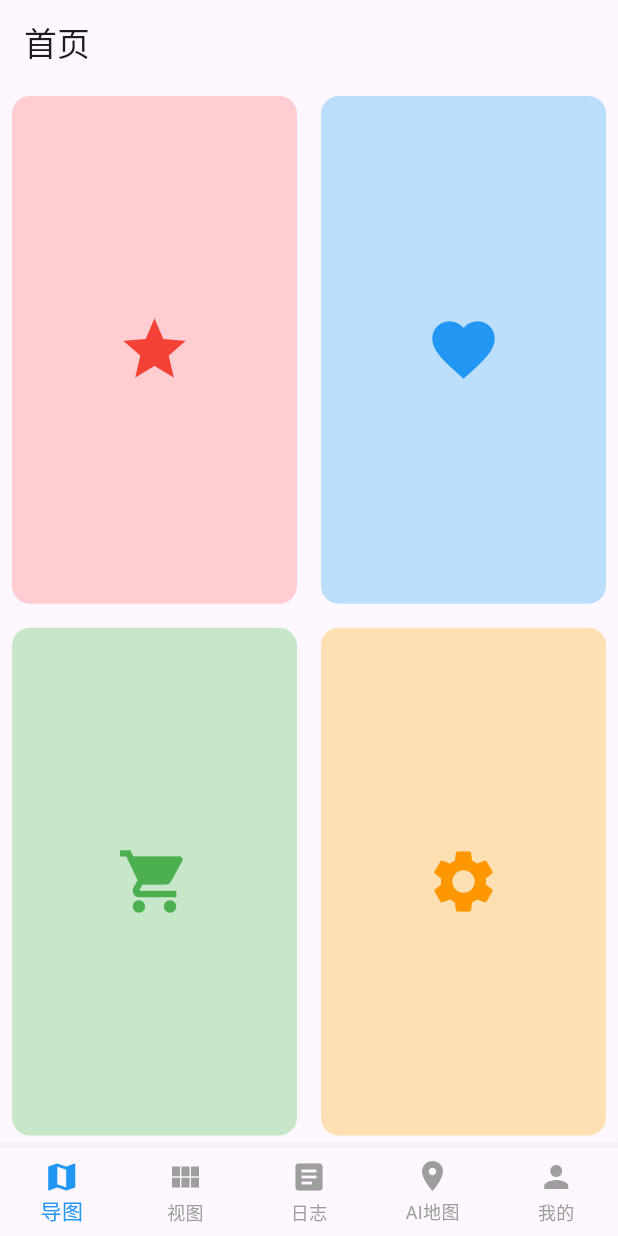
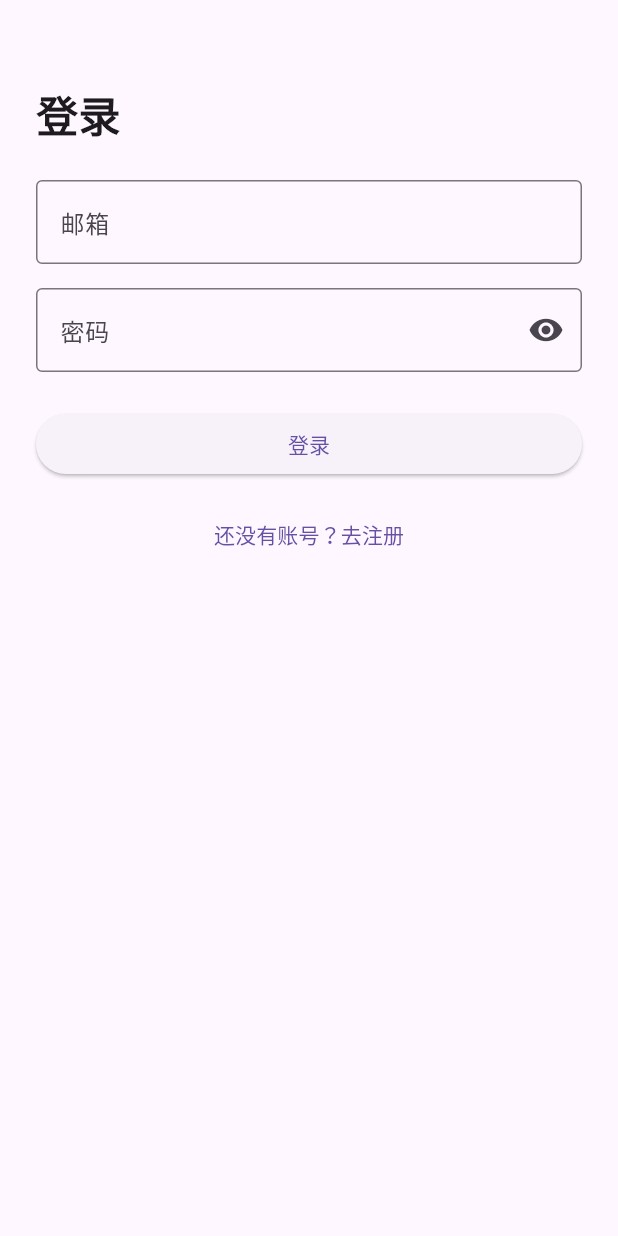
Before and after one commit to XIN-dudu/Tujidan, a Flutter app: the screen it shows after launch, on a phone screen of 412 x 824 dp. Run offline on Flutter 3.47's test engine with Material 3 defaults, Android fonts, the light colour scheme and no system bars; our stand-ins replace shared_preferences.

Commit message:
add:简易登陆注册

```diff
--- /dev/null
+++ b/lib/login_page.dart
@@ -0,0 +1,125 @@
+import 'package:flutter/material.dart';
+import 'package:test_flutter/auth_service.dart';
+import 'package:test_flutter/register_page.dart';
+import 'package:test_flutter/main.dart';
+
+class LoginPage extends StatefulWidget {
+  const LoginPage({super.key});
+
+  @override
+  State<LoginPage> createState() => _LoginPageState();
+}
+
+class _LoginPageState extends State<LoginPage> {
+  final GlobalKey<FormState> _formKey = GlobalKey<FormState>();
+  final TextEditingController _emailController = TextEditingController();
+  final TextEditingController _passwordController = TextEditingController();
+  final AuthService _authService = AuthService();
+  bool _isLoading = false;
+  bool _obscure = true;
+
+  @override
+  void dispose() {
+    _emailController.dispose();
+    _passwordController.dispose();
+    super.dispose();
+  }
+
+  Future<void> _submit() async {
+    if (!_formKey.currentState!.validate()) return;
+    setState(() => _isLoading = true);
+    final String? error = await _authService.login(
+      email: _emailController.text.trim(),
+      password: _passwordController.text,
+    );
+    setState(() => _isLoading = false);
+    if (!mounted) return;
+    if (error != null) {
+      ScaffoldMessenger.of(context).showSnackBar(SnackBar(content: Text(error)));
+      return;
+    }
+    Navigator.of(context).pushReplacement(
+      MaterialPageRoute(builder: (_) => const HomePage()),
+    );
+  }
+
+  @override
+  Widget build(BuildContext context) {
+    return Scaffold(
+      body: SafeArea(
+        child: Padding(
+          padding: const EdgeInsets.all(24),
+          child: Column(
+            crossAxisAlignment: CrossAxisAlignment.stretch,
+            children: [
+              const SizedBox(height: 32),
+              const Text(
+                '登录',
+                style: TextStyle(fontSize: 28, fontWeight: FontWeight.bold),
+                textAlign: TextAlign.left,
+              ),
+              const SizedBox(height: 24),
+              Form(
+                key: _formKey,
+                child: Column(
+                  children: [
+                    TextFormField(
+                      controller: _emailController,
+                      decoration: const InputDecoration(
+                        labelText: '邮箱',
+                        border: OutlineInputBorder(),
+                      ),
+                      keyboardType: TextInputType.emailAddress,
+                      validator: (String? v) => (v == null || v.trim().isEmpty)
+                          ? '请输入邮箱'
+                          : null,
+                    ),
+                    const SizedBox(height: 16),
+                    TextFormField(
+                      controller: _passwordController,
+                      decoration: InputDecoration(
+                        labelText: '密码',
+                        border: const OutlineInputBorder(),
+                        suffixIcon: IconButton(
+                          icon: Icon(_obscure ? Icons.visibility : Icons.visibility_off),
+                          onPressed: () => setState(() => _obscure = !_obscure),
+                        ),
+                      ),
+                      obscureText: _obscure,
+                      validator: (String? v) => (v == null || v.length < 6)
+                          ? '密码至少6位'
+                          : null,
+                    ),
+                    const SizedBox(height: 24),
+                    SizedBox(
+                      width: double.infinity,
+                      child: ElevatedButton(
+                        onPressed: _isLoading ? null : _submit,
+                        child: _isLoading
+                            ? const SizedBox(
+                                height: 20,
+                                width: 20,
+                                child: CircularProgressIndicator(strokeWidth: 2),
+                              )
+                            : const Text('登录'),
+                      ),
+                    ),
+                    const SizedBox(height: 12),
+                    TextButton(
+                      onPressed: () {
+                        Navigator.of(context).push(
+                          MaterialPageRoute(builder: (_) => const RegisterPage()),
+                        );
+                      },
+                      child: const Text('还没有账号？去注册'),
+                    ),
+                  ],
+                ),
+              ),
+            ],
+          ),
+        ),
+      ),
+    );
+  }
+}
--- a/lib/main.dart
+++ b/lib/main.dart
@@ -1,4 +1,6 @@
 import 'package:flutter/material.dart';
+import 'package:test_flutter/auth_service.dart';
+import 'package:test_flutter/login_page.dart';
 
 void main() {
   runApp(const MyApp());
@@ -14,7 +16,7 @@ class MyApp extends StatelessWidget {
       theme: ThemeData(
         primarySwatch: Colors.blue,
       ),
-      home: const HomePage(),
+      home: const _RootDecider(),
     );
   }
 }
@@ -75,6 +77,23 @@ class _HomePageState extends State<HomePage> {
         selectedItemColor: Colors.blue,
         unselectedItemColor: Colors.grey,
         onTap: _onItemTapped,
+      ),
+      appBar: AppBar(
+        title: const Text('四象限应用'),
+        actions: [
+          IconButton(
+            icon: const Icon(Icons.logout),
+            onPressed: () async {
+              await AuthService().logout();
+              if (!context.mounted) return;
+              Navigator.of(context).pushAndRemoveUntil(
+                MaterialPageRoute(builder: (_) => const LoginPage()),
+                (_) => false,
+              );
+            },
+            tooltip: '退出登录',
+          ),
+        ],
       ),
     );
   }
@@ -160,3 +179,41 @@ class QuadrantPage extends StatelessWidget {
     );
   }
 }
+
+class _RootDecider extends StatefulWidget {
+  const _RootDecider();
+
+  @override
+  State<_RootDecider> createState() => _RootDeciderState();
+}
+
+class _RootDeciderState extends State<_RootDecider> {
+  final AuthService _authService = AuthService();
+  bool _loading = true;
+  bool _loggedIn = false;
+
+  @override
+  void initState() {
+    super.initState();
+    _check();
+  }
+
+  Future<void> _check() async {
+    final bool ok = await _authService.isLoggedIn();
+    if (!mounted) return;
+    setState(() {
+      _loggedIn = ok;
+      _loading = false;
+    });
+  }
+
+  @override
+  Widget build(BuildContext context) {
+    if (_loading) {
+      return const Scaffold(
+        body: Center(child: CircularProgressIndicator()),
+      );
+    }
+    return _loggedIn ? const HomePage() : const LoginPage();
+  }
+}
--- a/pubspec.yaml
+++ b/pubspec.yaml
@@ -34,6 +34,7 @@ dependencies:
   # The following adds the Cupertino Icons font to your application.
   # Use with the CupertinoIcons class for iOS style icons.
   cupertino_icons: ^1.0.8
+  shared_preferences: ^2.3.2
 
 dev_dependencies:
   flutter_test:
```
Also changed, not shown: lib/auth_service.dart (added, +41 -0 lines), lib/register_page.dart (added, +115 -0 lines), pubspec.lock, 2 other files.
